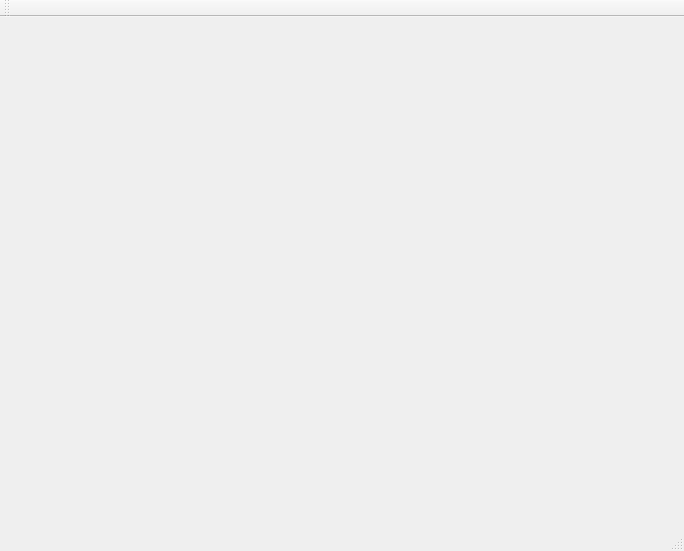
Above: mainwindow.ui from aITy/24hoursRace before the change. Below: the same form after it.
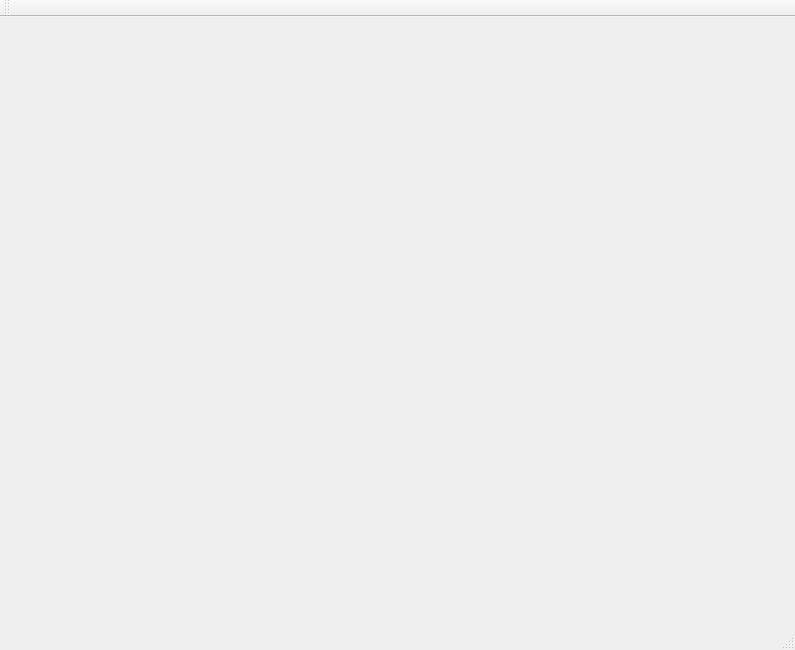
That is the form after the change.

```diff
--- a/mainwindow.ui
+++ b/mainwindow.ui
@@ -6,8 +6,8 @@
    <rect>
     <x>0</x>
     <y>0</y>
-    <width>684</width>
-    <height>551</height>
+    <width>795</width>
+    <height>650</height>
    </rect>
   </property>
   <property name="windowTitle">
@@ -17,10 +17,10 @@
    <widget class="QWidget" name="verticalLayoutWidget">
     <property name="geometry">
      <rect>
-      <x>220</x>
+      <x>260</x>
       <y>0</y>
-      <width>191</width>
-      <height>491</height>
+      <width>261</width>
+      <height>611</height>
      </rect>
     </property>
     <layout class="QVBoxLayout" name="middleLayout"/>
```
Left out of the diff: 2 changed lines with no effect on the pictures.
